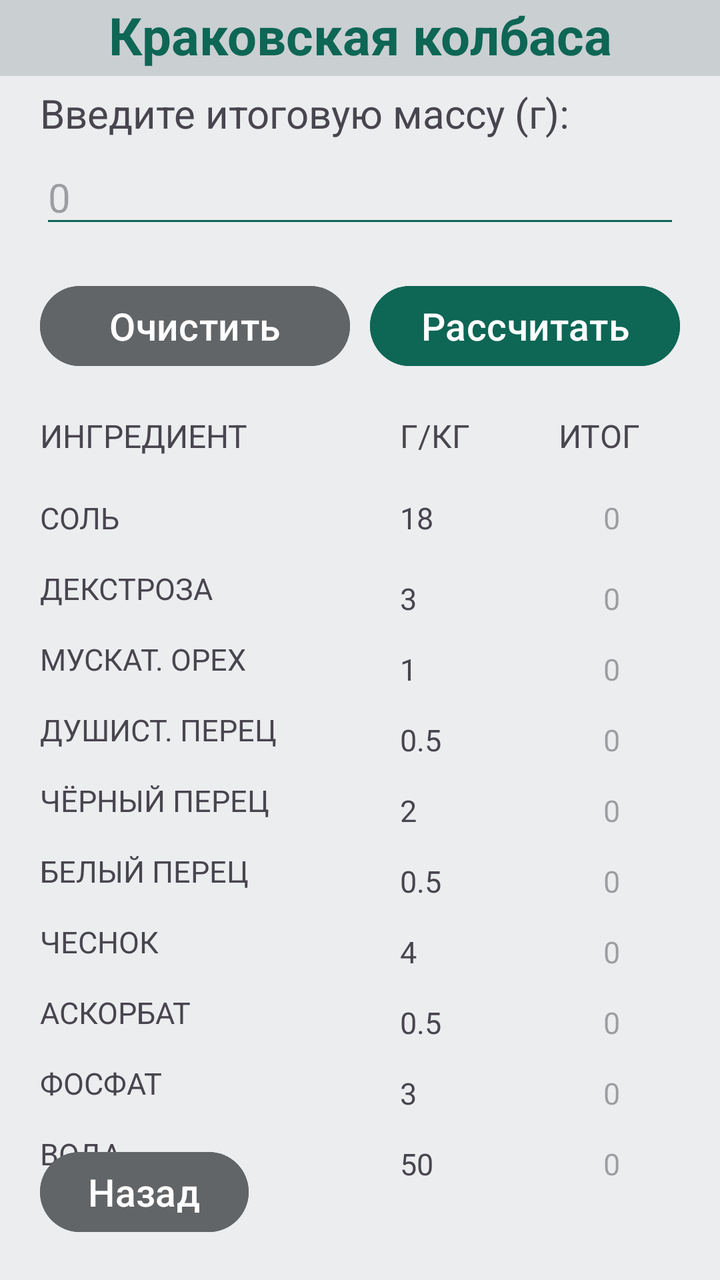
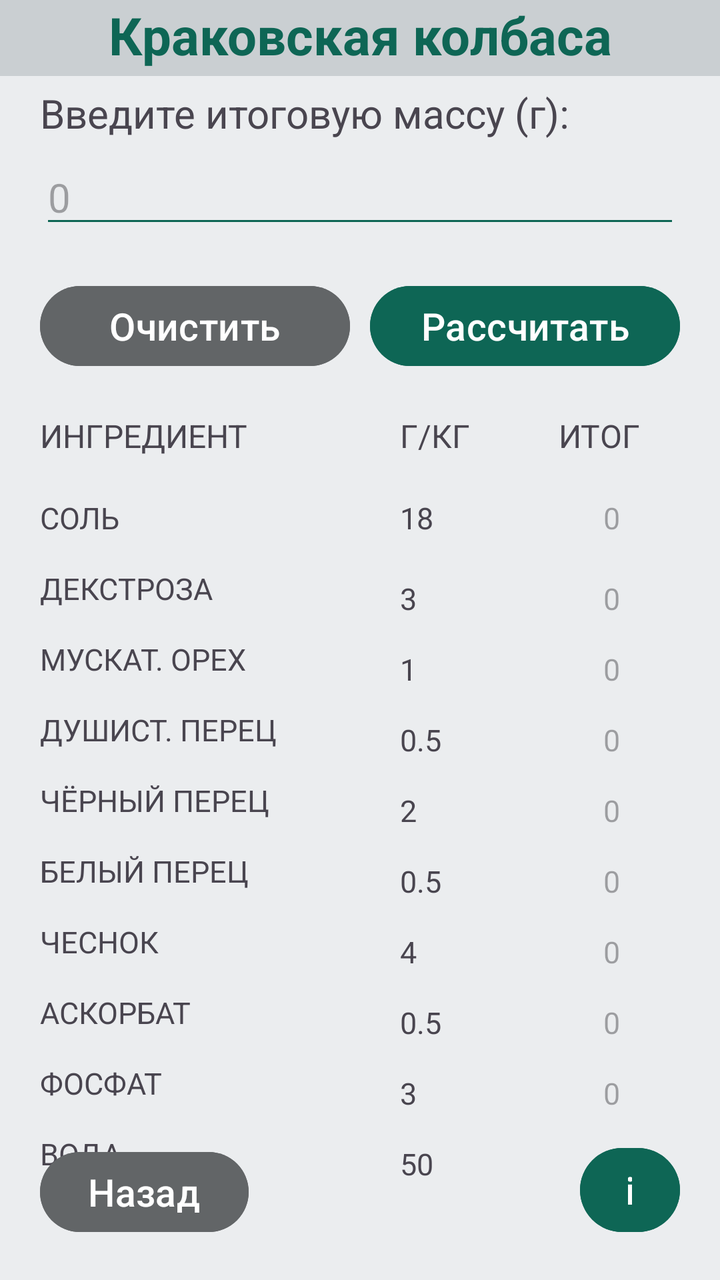

Before-and-after screenshots of an Android layout around one commit, followed by the original layout XML and the change that was made.
<!-- AndroidManifest.xml: application theme Theme.Recipes -->
<!-- res/layout/activity_krakow_sausage.xml -->
<?xml version="1.0" encoding="utf-8"?>
<androidx.constraintlayout.widget.ConstraintLayout xmlns:android="http://schemas.android.com/apk/res/android"
    xmlns:app="http://schemas.android.com/apk/res-auto"
    xmlns:tools="http://schemas.android.com/tools"
    android:id="@+id/main"
    android:layout_width="match_parent"
    android:layout_height="match_parent"
    tools:context=".KrakowSausage">

    <RelativeLayout
        android:layout_width="match_parent"
        android:layout_height="match_parent"
        android:background="@color/colorBackground"
        tools:layout_editor_absoluteX="0dp"
        tools:layout_editor_absoluteY="0dp">

        <TextView
            android:id="@+id/krakowSausage"
            android:layout_width="match_parent"
            android:layout_height="38dp"
            android:background="@color/colorBackgroundLogo"
            android:text="@string/krakowSausage"
            android:textAlignment="center"
            android:textColor="@color/colorMain"
            android:textSize="26sp"
            android:textStyle="bold" />

        <TextView
            android:id="@+id/massHeadline"
            android:layout_width="match_parent"
            android:layout_height="wrap_content"
            android:layout_below="@+id/krakowSausage"
            android:layout_marginHorizontal="20sp"
            android:layout_marginTop="5sp"
            android:text="@string/massHeadline"
            android:textSize="20sp" />

        <EditText
            android:id="@+id/massInput"
            android:layout_width="match_parent"
            android:layout_height="wrap_content"
            android:layout_below="@+id/massHeadline"
            android:layout_marginHorizontal="20sp"
            android:layout_marginTop="5sp"
            android:backgroundTint="@color/colorMain"
            android:ems="10"
            android:hint="@string/massInput"
            android:inputType="text"
            android:textSize="20sp" />

        <Button
            android:id="@+id/clearButton"
            android:layout_width="155sp"
            android:layout_height="wrap_content"
            android:layout_below="@+id/massInput"
            android:layout_alignParentStart="true"
            android:layout_marginStart="20sp"
            android:layout_marginTop="20sp"
            android:backgroundTint="@color/colorAdditionalButton"
            android:text="@string/clearButton"
            android:textSize="19sp" />

        <Button
            android:id="@+id/calculatorButton"
            android:layout_width="155sp"
            android:layout_height="wrap_content"
            android:layout_below="@+id/massInput"
            android:layout_alignParentEnd="true"
            android:layout_marginTop="20dp"
            android:layout_marginEnd="20sp"
            android:backgroundTint="@color/colorMain"
            android:text="@string/calculatorButton"
            android:textSize="19sp" />

        <TextView
            android:id="@+id/ingredientsHeadline"
            android:layout_width="wrap_content"
            android:layout_height="wrap_content"
            android:layout_below="@+id/clearButton"
            android:layout_marginStart="20sp"
            android:layout_marginTop="20sp"
            android:text="@string/ingredientsHeadline"
            android:textSize="16sp" />

        <TextView
            android:id="@+id/proportionsHeadline"
            android:layout_width="wrap_content"
            android:layout_height="wrap_content"
            android:layout_below="@+id/clearButton"
            android:layout_marginStart="200sp"
            android:layout_marginTop="20sp"
            android:text="@string/proportionsHeadline"
            android:textSize="16sp" />

        <TextView
            android:id="@+id/resultHeadline"
            android:layout_width="wrap_content"
            android:layout_height="wrap_content"
            android:layout_below="@+id/clearButton"
            android:layout_alignParentEnd="true"
            android:layout_marginTop="20dp"
            android:layout_marginEnd="40sp"
            android:text="@string/resultHeadline"
            android:textSize="16sp" />

        <TextView
            android:id="@+id/saltHeadline"
            android:layout_width="wrap_content"
            android:layout_height="wrap_content"
            android:layout_below="@+id/ingredientsHeadline"
            android:layout_marginStart="20sp"
            android:layout_marginTop="20sp"
            android:text="@string/saltHeadline"
            android:textSize="15sp" />

        <TextView
            android:id="@+id/saltProportions"
            android:layout_width="wrap_content"
            android:layout_height="wrap_content"
            android:layout_below="@+id/ingredientsHeadline"
            android:layout_marginStart="200sp"
            android:layout_marginTop="20sp"
            android:textSize="15sp"
            android:text="@string/saltValue"
            />

        <TextView
            android:id="@+id/saltResult"
            android:layout_width="wrap_content"
            android:layout_height="wrap_content"
            android:layout_below="@+id/ingredientsHeadline"
            android:layout_alignParentEnd="true"
            android:layout_marginTop="20sp"
            android:layout_marginEnd="50sp"
            android:hint="@string/nullValue"
            android:textSize="15sp" />

        <TextView
            android:id="@+id/dextroseHeadline"
            android:layout_width="wrap_content"
            android:layout_height="wrap_content"
            android:layout_below="@+id/saltHeadline"
            android:layout_marginStart="20sp"
            android:layout_marginTop="15sp"
            android:text="@string/dextroseHeadline"
            android:textSize="15sp" />

        <TextView
            android:id="@+id/dextroseProportions"
            android:layout_width="wrap_content"
            android:layout_height="wrap_content"
            android:layout_below="@+id/saltHeadline"
            android:layout_marginStart="200sp"
            android:layout_marginTop="20sp"
            android:textSize="15sp"
            android:text="@string/dextroseValue" />

        <TextView
            android:id="@+id/dextroseResult"
            android:layout_width="wrap_content"
            android:layout_height="wrap_content"
            android:layout_below="@+id/saltHeadline"
            android:layout_alignParentEnd="true"
            android:layout_marginTop="20sp"
            android:layout_marginEnd="50sp"
            android:hint="@string/nullValue"
            android:textSize="15sp" />

        <TextView
            android:id="@+id/mNutHeadline"
            android:layout_width="wrap_content"
            android:layout_height="wrap_content"
            android:layout_below="@+id/dextroseHeadline"
            android:layout_marginStart="20sp"
            android:layout_marginTop="15sp"
            android:text="@string/mNutHeadline"
            android:textSize="15sp" />

        <TextView
            android:id="@+id/mNutProportions"
            android:layout_width="wrap_content"
            android:layout_height="wrap_content"
            android:layout_below="@+id/dextroseHeadline"
            android:layout_marginStart="200sp"
            android:layout_marginTop="20sp"
            android:textSize="15sp"
            android:text="@string/mNutValue" />

        <TextView
            android:id="@+id/mNutResult"
            android:layout_width="wrap_content"
            android:layout_height="wrap_content"
            android:layout_below="@+id/dextroseHeadline"
            android:layout_alignParentEnd="true"
            android:layout_marginTop="20sp"
            android:layout_marginEnd="50sp"
            android:hint="@string/nullValue"
            android:textSize="15sp" />

        <TextView
            android:id="@+id/fragrantPepperHeadline"
            android:layout_width="wrap_content"
            android:layout_height="wrap_content"
            android:layout_below="@+id/mNutHeadline"
            android:layout_marginStart="20sp"
            android:layout_marginTop="15sp"
            android:text="@string/fragrantPepperHeadline"
            android:textSize="15sp" />

        <TextView
            android:id="@+id/fragrantPepperProportions"
            android:layout_width="wrap_content"
            android:layout_height="wrap_content"
            android:layout_below="@+id/mNutHeadline"
            android:layout_marginStart="200sp"
            android:layout_marginTop="20sp"
            android:textSize="15sp"
            android:text="@string/fragrantPepperValue" />

        <TextView
            android:id="@+id/fragrantPepperResult"
            android:layout_width="wrap_content"
            android:layout_height="wrap_content"
            android:layout_below="@+id/mNutHeadline"
            android:layout_alignParentEnd="true"
            android:layout_marginTop="20sp"
            android:layout_marginEnd="50sp"
            android:hint="@string/nullValue"
            android:textSize="15sp" />

        <TextView
            android:id="@+id/blackPepperHeadline"
            android:layout_width="wrap_content"
            android:layout_height="wrap_content"
            android:layout_below="@+id/fragrantPepperHeadline"
            android:layout_marginStart="20sp"
            android:layout_marginTop="15sp"
            android:text="@string/blackPepperHeadline"
            android:textSize="15sp" />

        <TextView
            android:id="@+id/blackPepperProportions"
            android:layout_width="wrap_content"
            android:layout_height="wrap_content"
            android:layout_below="@+id/fragrantPepperHeadline"
            android:layout_marginStart="200sp"
            android:layout_marginTop="20sp"
            android:textSize="15sp"
            android:text="@string/blackPepperValue" />

        <TextView
            android:id="@+id/blackPepperResult"
            android:layout_width="wrap_content"
            android:layout_height="wrap_content"
            android:layout_below="@+id/fragrantPepperHeadline"
            android:layout_alignParentEnd="true"
            android:layout_marginTop="20sp"
            android:layout_marginEnd="50sp"
            android:hint="@string/nullValue"
            android:textSize="15sp" />

        <TextView
            android:id="@+id/whitePepperHeadline"
            android:layout_width="wrap_content"
            android:layout_height="wrap_content"
            android:layout_below="@+id/blackPepperHeadline"
            android:layout_marginStart="20sp"
            android:layout_marginTop="15sp"
            android:text="@string/whitePepperHeadline"
            android:textSize="15sp" />

        <TextView
            android:id="@+id/whitePepperProportions"
            android:layout_width="wrap_content"
            android:layout_height="wrap_content"
            android:layout_below="@+id/blackPepperHeadline"
            android:layout_marginStart="200sp"
            android:layout_marginTop="20sp"
            android:textSize="15sp"
            android:text="@string/whitePepperValue" />

        <TextView
            android:id="@+id/whitePepperResult"
            android:layout_width="wrap_content"
            android:layout_height="wrap_content"
            android:layout_below="@+id/blackPepperHeadline"
            android:layout_alignParentEnd="true"
            android:layout_marginTop="20sp"
            android:layout_marginEnd="50sp"
            android:hint="@string/nullValue"
            android:textSize="15sp" />

        <TextView
            android:id="@+id/garlicHeadline"
            android:layout_width="wrap_content"
            android:layout_height="wrap_content"
            android:layout_below="@+id/whitePepperHeadline"
            android:layout_marginStart="20sp"
            android:layout_marginTop="15sp"
            android:text="@string/garlicHeadline"
            android:textSize="15sp" />

        <TextView
            android:id="@+id/garlicProportions"
            android:layout_width="wrap_content"
            android:layout_height="wrap_content"
            android:layout_below="@+id/whitePepperHeadline"
            android:layout_marginStart="200sp"
            android:layout_marginTop="20sp"
            android:textSize="15sp"
            android:text="@string/garlicValue" />

        <TextView
            android:id="@+id/garlicResult"
            android:layout_width="wrap_content"
            android:layout_height="wrap_content"
            android:layout_below="@+id/whitePepperHeadline"
            android:layout_alignParentEnd="true"
            android:layout_marginTop="20sp"
            android:layout_marginEnd="50sp"
            android:hint="@string/nullValue"
            android:textSize="15sp" />

        <TextView
            android:id="@+id/ascorbateHeadline"
            android:layout_width="wrap_content"
            android:layout_height="wrap_content"
            android:layout_below="@+id/garlicHeadline"
            android:layout_marginStart="20sp"
            android:layout_marginTop="15sp"
            android:text="@string/ascorbateHeadline"
            android:textSize="15sp" />

        <TextView
            android:id="@+id/ascorbateProportions"
            android:layout_width="wrap_content"
            android:layout_height="wrap_content"
            android:layout_below="@+id/garlicHeadline"
            android:layout_marginStart="200sp"
            android:layout_marginTop="20sp"
            android:text="@string/ascorbateValue"
            android:textSize="15sp" />

        <TextView
            android:id="@+id/ascorbateResult"
            android:layout_width="wrap_content"
            android:layout_height="wrap_content"
            android:layout_below="@+id/garlicHeadline"
            android:layout_alignParentEnd="true"
            android:layout_marginTop="20sp"
            android:layout_marginEnd="50sp"
            android:hint="@string/nullValue"
            android:textSize="15sp" />

        <TextView
            android:id="@+id/phosphateHeadline"
            android:layout_width="wrap_content"
            android:layout_height="wrap_content"
            android:layout_below="@+id/ascorbateHeadline"
            android:layout_marginStart="20sp"
            android:layout_marginTop="15sp"
            android:text="@string/phosphateHeadline"
            android:textSize="15sp" />

        <TextView
            android:id="@+id/phosphateProportions"
            android:layout_width="wrap_content"
            android:layout_height="wrap_content"
            android:layout_below="@+id/ascorbateHeadline"
            android:layout_marginStart="200sp"
            android:layout_marginTop="20sp"
            android:textSize="15sp"
            android:text="@string/phosphateValue" />

        <TextView
            android:id="@+id/phosphateResult"
            android:layout_width="wrap_content"
            android:layout_height="wrap_content"
            android:layout_below="@+id/ascorbateHeadline"
            android:layout_alignParentEnd="true"
            android:layout_marginTop="20sp"
            android:layout_marginEnd="50sp"
            android:hint="@string/nullValue"
            android:textSize="15sp" />

        <TextView
            android:id="@+id/waterHeadline"
            android:layout_width="wrap_content"
            android:layout_height="wrap_content"
            android:layout_below="@+id/phosphateHeadline"
            android:layout_marginStart="20sp"
            android:layout_marginTop="15sp"
            android:text="@string/waterHeadline"
            android:textSize="15sp" />

        <TextView
            android:id="@+id/waterProportions"
            android:layout_width="wrap_content"
            android:layout_height="wrap_content"
            android:layout_below="@+id/phosphateHeadline"
            android:layout_marginStart="200sp"
            android:layout_marginTop="20sp"
            android:textSize="15sp"
            android:text="@string/waterValue" />

        <TextView
            android:id="@+id/waterResult"
            android:layout_width="wrap_content"
            android:layout_height="wrap_content"
            android:layout_below="@+id/phosphateHeadline"
            android:layout_alignParentEnd="true"
            android:layout_marginTop="20sp"
            android:layout_marginEnd="50sp"
            android:hint="@string/nullValue"
            android:textSize="15sp" />

        <Button
            android:id="@+id/returnMainButton"
            android:layout_width="wrap_content"
            android:layout_height="wrap_content"
            android:layout_alignParentStart="true"
            android:layout_alignParentBottom="true"
            android:layout_marginStart="20dp"
            android:layout_marginBottom="20dp"
            android:backgroundTint="@color/colorAdditionalButton"
            android:text="@string/returnMainButton"
            android:textSize="19sp" />

    </RelativeLayout>
</androidx.constraintlayout.widget.ConstraintLayout>
<!-- resources referenced by this layout -->
<resources>
  <color name="colorAdditionalButton">#626567</color>
  <color name="colorBackground">#EBEDEF</color>
  <color name="colorBackgroundLogo">#CACFD2</color>
  <color name="colorMain">#0E6655</color>
  <string name="ascorbateHeadline">АСКОРБАТ</string>
  <string name="ascorbateValue">0.5</string>
  <string name="blackPepperHeadline">ЧЁРНЫЙ ПЕРЕЦ</string>
  <string name="blackPepperValue">2</string>
  <string name="calculatorButton">Рассчитать</string>
  <string name="clearButton">Очистить</string>
  <string name="dextroseHeadline">ДЕКСТРОЗА</string>
  <string name="dextroseValue">3</string>
  <string name="fragrantPepperHeadline">ДУШИСТ. ПЕРЕЦ</string>
  <string name="fragrantPepperValue">0.5</string>
  <string name="garlicHeadline">ЧЕСНОК</string>
  <string name="garlicValue">4</string>
  <string name="ingredientsHeadline">ИНГРЕДИЕНТ</string>
  <string name="krakowSausage">Краковская колбаса</string>
  <string name="mNutHeadline">МУСКАТ. ОРЕХ</string>
  <string name="mNutValue">1</string>
  <string name="massHeadline">Введите итоговую массу (г):</string>
  <string name="massInput">0</string>
  <string name="nullValue">0</string>
  <string name="phosphateHeadline">ФОСФАТ</string>
  <string name="phosphateValue">3</string>
  <string name="proportionsHeadline">Г/КГ</string>
  <string name="resultHeadline">ИТОГ</string>
  <string name="returnMainButton">Назад</string>
  <string name="saltHeadline">СОЛЬ</string>
  <string name="saltValue">18</string>
  <string name="waterHeadline">ВОДА</string>
  <string name="waterValue">50</string>
  <string name="whitePepperHeadline">БЕЛЫЙ ПЕРЕЦ</string>
  <string name="whitePepperValue">0.5</string>
  <style name="Theme.Recipes" parent="Base.Theme.Recipes" />
  <style name="Base.Theme.Recipes" parent="Theme.Material3.DayNight.NoActionBar">
          
          
      </style>
</resources>

<!-- the commit's change to res/layout/activity_krakow_sausage.xml (unified diff, before → after) -->
@@ -426,5 +426,18 @@
             android:text="@string/returnMainButton"
             android:textSize="19sp" />
 
+        <Button
+            android:id="@+id/infoButton"
+            android:layout_width="50sp"
+            android:layout_height="50sp"
+            android:layout_alignParentEnd="true"
+            android:layout_alignParentBottom="true"
+            android:layout_marginEnd="20dp"
+            android:layout_marginBottom="20dp"
+            android:backgroundTint="@color/colorMain"
+            android:text="@string/infoButton"
+            android:textSize="19sp" />
+
+
     </RelativeLayout>
 </androidx.constraintlayout.widget.ConstraintLayout>
<!-- resource entries referenced after the edit -->
@@ -16,6 +16,7 @@
   <string name="fragrantPepperValue">0.5</string>
   <string name="garlicHeadline">ЧЕСНОК</string>
   <string name="garlicValue">4</string>
+  <string name="infoButton">i</string>
   <string name="ingredientsHeadline">ИНГРЕДИЕНТ</string>
   <string name="krakowSausage">Краковская колбаса</string>
   <string name="mNutHeadline">МУСКАТ. ОРЕХ</string>
